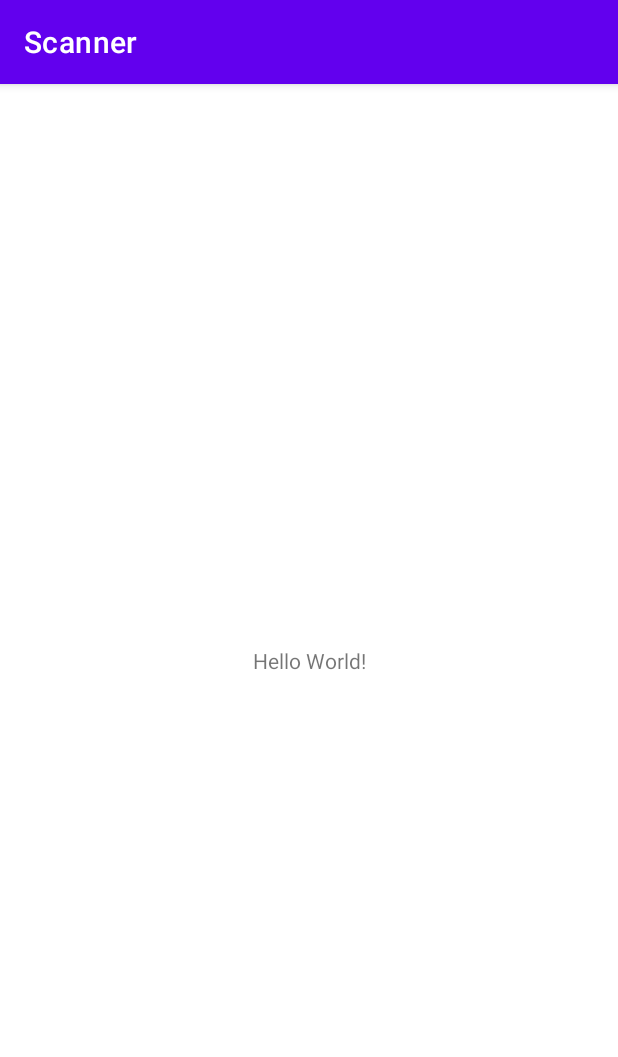
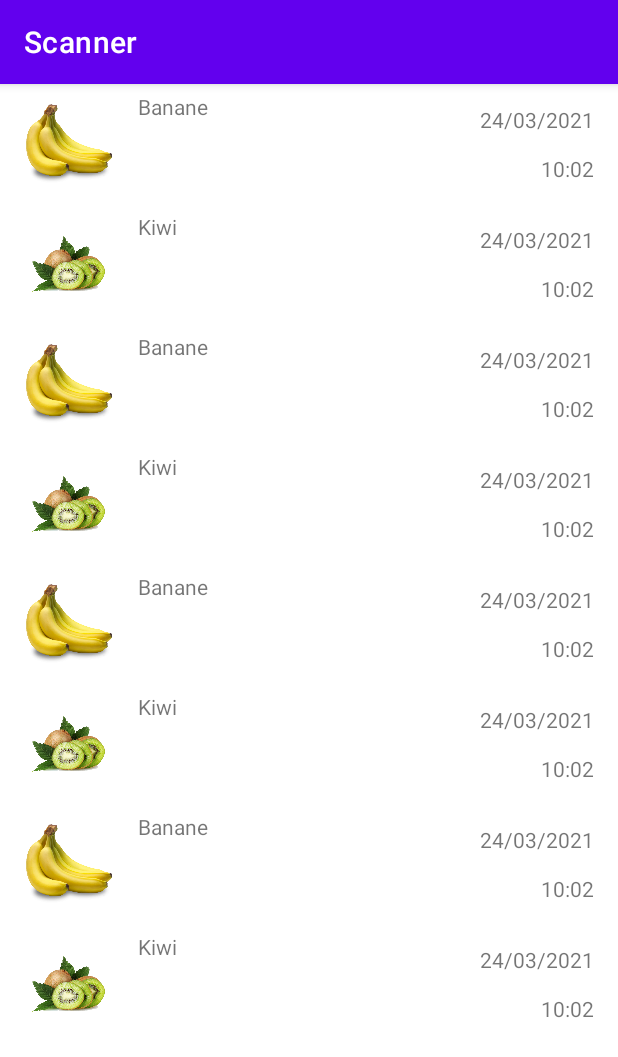
Before and after one commit to coding-factory-classrooms/project-android-l3-scan-l3-cergy-groupe3, an Android app: the screen it shows after launch (MainActivity before the commit, FoodListActivity after it), on a phone screen of 412 x 824 dp. Shown: the top 1057 px of the screen. Run offline under Robolectric (Android 15) with nearby library versions, the phone set to English and light mode, and no system bars.

Commit message:
RecyclerView + Xml + Model Food

```diff
--- a/app/build.gradle
+++ b/app/build.gradle
@@ -30,9 +30,17 @@ android {
     kotlinOptions {
         jvmTarget = '1.8'
     }
+    buildFeatures {
+        viewBinding true
+    }
 }
 
 dependencies {
+
+    def lifecycle_version = "2.3.0"
+    implementation "androidx.lifecycle:lifecycle-viewmodel-ktx:$lifecycle_version"
+    implementation "androidx.lifecycle:lifecycle-livedata-ktx:$lifecycle_version"
+    implementation "androidx.activity:activity-ktx:1.2.0"
 
     implementation "org.jetbrains.kotlin:kotlin-stdlib:$kotlin_version"
     implementation 'androidx.core:core-ktx:1.3.2'
--- a/app/src/main/AndroidManifest.xml
+++ b/app/src/main/AndroidManifest.xml
@@ -9,7 +9,7 @@
         android:roundIcon="@mipmap/ic_launcher_round"
         android:supportsRtl="true"
         android:theme="@style/Theme.Scanner">
-        <activity android:name=".MainActivity">
+        <activity android:name=".foodlist.FoodListActivity">
             <intent-filter>
                 <action android:name="android.intent.action.MAIN" />
 
--- a/app/src/main/java/fr/codingfactory/scanner/MainActivity.kt
+++ /dev/null
@@ -1,11 +0,0 @@
-package fr.codingfactory.scanner
-
-import androidx.appcompat.app.AppCompatActivity
-import android.os.Bundle
-
-class MainActivity : AppCompatActivity() {
-    override fun onCreate(savedInstanceState: Bundle?) {
-        super.onCreate(savedInstanceState)
-        setContentView(R.layout.activity_main)
-    }
-}
--- /dev/null
+++ b/app/src/main/java/fr/codingfactory/scanner/foodlist/FoodAdapter.kt
@@ -0,0 +1,35 @@
+package fr.codingfactory.scanner.foodlist
+
+import android.view.LayoutInflater
+import android.view.ViewGroup
+import androidx.recyclerview.widget.RecyclerView
+import fr.codingfactory.scanner.databinding.ItemFoodBinding
+import fr.codingfactory.scanner.models.Food
+
+class FoodAdapter(private var foods: List<Food>): RecyclerView.Adapter<FoodAdapter.ViewHolder>() {
+    class ViewHolder(val binding: ItemFoodBinding) : RecyclerView.ViewHolder(binding.root){
+
+    }
+
+    override fun onCreateViewHolder(parent: ViewGroup, viewType: Int): ViewHolder {
+        val inflater = LayoutInflater.from(parent.context)
+        val binding = ItemFoodBinding.inflate(inflater, parent,false)
+        return ViewHolder(binding)
+    }
+
+    override fun onBindViewHolder(holder: ViewHolder, position: Int) {
+        val food = foods[position]
+        with(holder.binding){
+            titleTextView.text = food.title
+            dateTextView.text = food.scanDate
+            hourTextView.text = food.scanHour
+            foodImageView.setImageResource(food.foodImageId)
+        }
+    }
+
+    override fun getItemCount(): Int = foods.size
+    fun updateDataSet(foods: List<Food>) {
+        this.foods = foods
+        notifyDataSetChanged()
+    }
+}
--- /dev/null
+++ b/app/src/main/java/fr/codingfactory/scanner/foodlist/FoodListActivity.kt
@@ -0,0 +1,36 @@
+package fr.codingfactory.scanner.foodlist
+
+import androidx.appcompat.app.AppCompatActivity
+import android.os.Bundle
+import androidx.activity.viewModels
+import androidx.lifecycle.Observer
+import androidx.recyclerview.widget.LinearLayoutManager
+import fr.codingfactory.scanner.R
+import fr.codingfactory.scanner.databinding.ActivityFoodBinding
+import fr.codingfactory.scanner.models.Food
+
+class FoodListActivity : AppCompatActivity() {
+
+    private val model: FoodListViewModel by viewModels()
+    private lateinit var binding: ActivityFoodBinding
+    private lateinit var adapter: FoodAdapter
+
+    override fun onCreate(savedInstanceState: Bundle?) {
+        super.onCreate(savedInstanceState)
+        binding = ActivityFoodBinding.inflate(layoutInflater)
+        setContentView(binding.root)
+
+        model.getFoodsLiveData().observe(this, Observer{ foods -> updateFoods(foods!!)})
+
+        adapter = FoodAdapter(listOf())
+
+        binding.foodRecyclerView.adapter = adapter
+        binding.foodRecyclerView.layoutManager = LinearLayoutManager(this)
+
+        model.loadFoods()
+    }
+
+    private fun updateFoods(foods: List<Food>) {
+        adapter.updateDataSet(foods)
+    }
+}
--- /dev/null
+++ b/app/src/main/java/fr/codingfactory/scanner/foodlist/FoodListViewModel.kt
@@ -0,0 +1,30 @@
+package fr.codingfactory.scanner.foodlist
+
+import androidx.lifecycle.LiveData
+import androidx.lifecycle.MutableLiveData
+import androidx.lifecycle.ViewModel
+import fr.codingfactory.scanner.R
+import fr.codingfactory.scanner.models.Food
+
+private val foods = listOf(
+    Food("Banane", "24/03/2021","10:02", R.drawable.banane),
+    Food("Kiwi", "24/03/2021","10:02", R.drawable.kiwi),
+    Food("Banane", "24/03/2021","10:02", R.drawable.banane),
+    Food("Kiwi", "24/03/2021","10:02", R.drawable.kiwi),
+    Food("Banane", "24/03/2021","10:02", R.drawable.banane),
+    Food("Kiwi", "24/03/2021","10:02", R.drawable.kiwi),
+    Food("Banane", "24/03/2021","10:02", R.drawable.banane),
+    Food("Kiwi", "24/03/2021","10:02", R.drawable.kiwi)
+)
+
+
+class FoodListViewModel : ViewModel() {
+
+    private val foodsLiveData = MutableLiveData<List<Food>>()
+
+    fun getFoodsLiveData(): LiveData<List<Food>> = foodsLiveData
+
+    fun loadFoods(){
+        foodsLiveData.value = foods
+    }
+}
--- /dev/null
+++ b/app/src/main/java/fr/codingfactory/scanner/models/Food.kt
@@ -0,0 +1,8 @@
+package fr.codingfactory.scanner.models
+
+data class Food (
+    val title: String,
+    val scanDate: String,
+    val scanHour: String,
+    val foodImageId: Int
+)
--- a/app/src/main/res/layout/activity_main.xml
+++ b/app/src/main/res/layout/activity_food.xml
@@ -4,15 +4,15 @@
     xmlns:tools="http://schemas.android.com/tools"
     android:layout_width="match_parent"
     android:layout_height="match_parent"
-    tools:context=".MainActivity">
+    tools:context=".foodlist.FoodListActivity">
 
-    <TextView
-        android:layout_width="wrap_content"
-        android:layout_height="wrap_content"
-        android:text="Hello World!"
+    <androidx.recyclerview.widget.RecyclerView
+        android:id="@+id/foodRecyclerView"
+        android:layout_width="match_parent"
+        android:layout_height="match_parent"
         app:layout_constraintBottom_toBottomOf="parent"
-        app:layout_constraintLeft_toLeftOf="parent"
-        app:layout_constraintRight_toRightOf="parent"
+        app:layout_constraintEnd_toEndOf="parent"
+        app:layout_constraintHorizontal_bias="0.0"
+        app:layout_constraintStart_toStartOf="parent"
         app:layout_constraintTop_toTopOf="parent" />
-
 </androidx.constraintlayout.widget.ConstraintLayout>
--- /dev/null
+++ b/app/src/main/res/layout/item_food.xml
@@ -0,0 +1,50 @@
+<?xml version="1.0" encoding="utf-8"?>
+<androidx.constraintlayout.widget.ConstraintLayout xmlns:android="http://schemas.android.com/apk/res/android"
+    xmlns:app="http://schemas.android.com/apk/res-auto"
+    xmlns:tools="http://schemas.android.com/tools"
+    android:layout_width="match_parent"
+    android:layout_height="80dp">
+
+    <ImageView
+        android:id="@+id/foodImageView"
+        android:layout_width="60dp"
+        android:layout_height="70dp"
+        android:layout_marginStart="16dp"
+        android:layout_marginLeft="16dp"
+        app:layout_constraintBottom_toBottomOf="parent"
+        app:layout_constraintStart_toStartOf="parent"
+        app:layout_constraintTop_toTopOf="parent"
+        app:srcCompat="@drawable/banane" />
+
+    <TextView
+        android:id="@+id/titleTextView"
+        android:layout_width="wrap_content"
+        android:layout_height="wrap_content"
+        android:layout_marginStart="16dp"
+        android:layout_marginLeft="16dp"
+        android:text="TextView"
+        app:layout_constraintStart_toEndOf="@+id/foodImageView"
+        app:layout_constraintTop_toTopOf="@+id/foodImageView" />
+
+    <TextView
+        android:id="@+id/dateTextView"
+        android:layout_width="wrap_content"
+        android:layout_height="wrap_content"
+        android:layout_marginEnd="16dp"
+        android:layout_marginRight="16dp"
+        android:text="TextView"
+        app:layout_constraintBottom_toTopOf="@+id/hourTextView"
+        app:layout_constraintEnd_toEndOf="parent"
+        app:layout_constraintTop_toTopOf="parent" />
+
+    <TextView
+        android:id="@+id/hourTextView"
+        android:layout_width="wrap_content"
+        android:layout_height="wrap_content"
+        android:layout_marginEnd="16dp"
+        android:layout_marginRight="16dp"
+        android:text="TextView"
+        app:layout_constraintBottom_toBottomOf="parent"
+        app:layout_constraintEnd_toEndOf="parent"
+        app:layout_constraintTop_toBottomOf="@+id/dateTextView" />
+</androidx.constraintlayout.widget.ConstraintLayout>
```
Also changed, not shown: app/src/main/res/drawable/banane.png (added), app/src/main/res/drawable/kiwi.png (added), gradle/wrapper/gradle-wrapper.properties.
